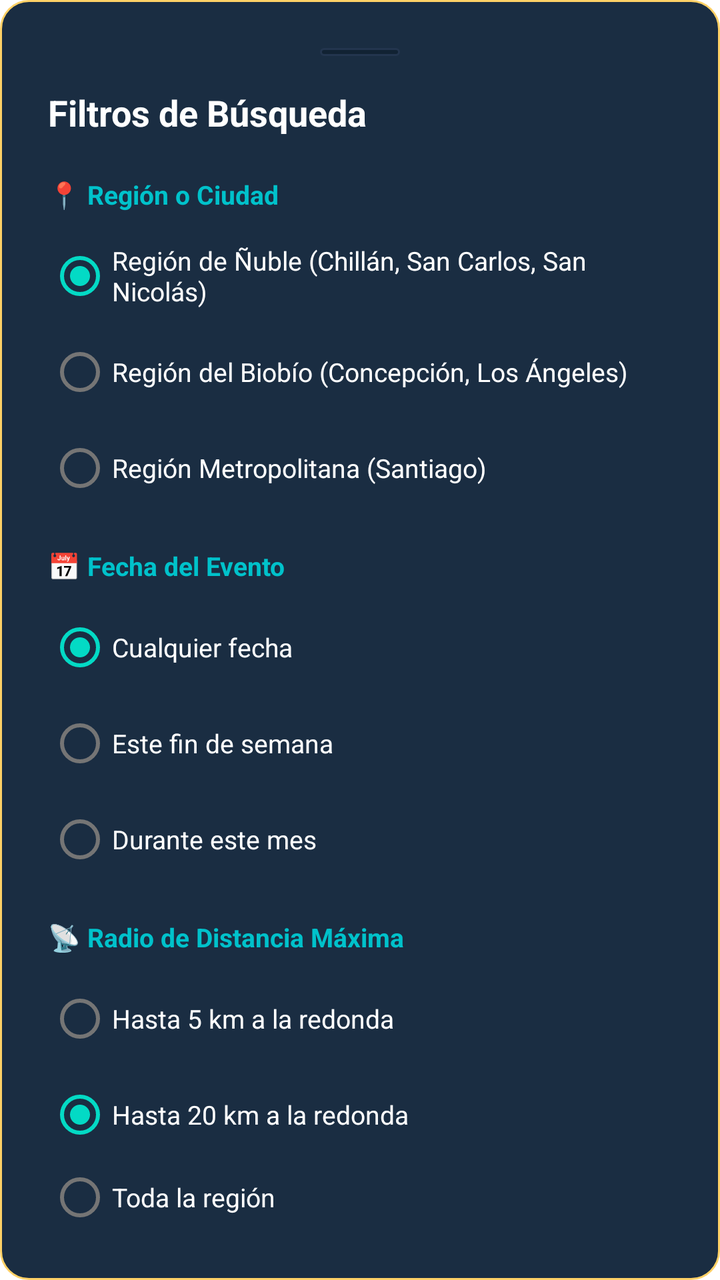
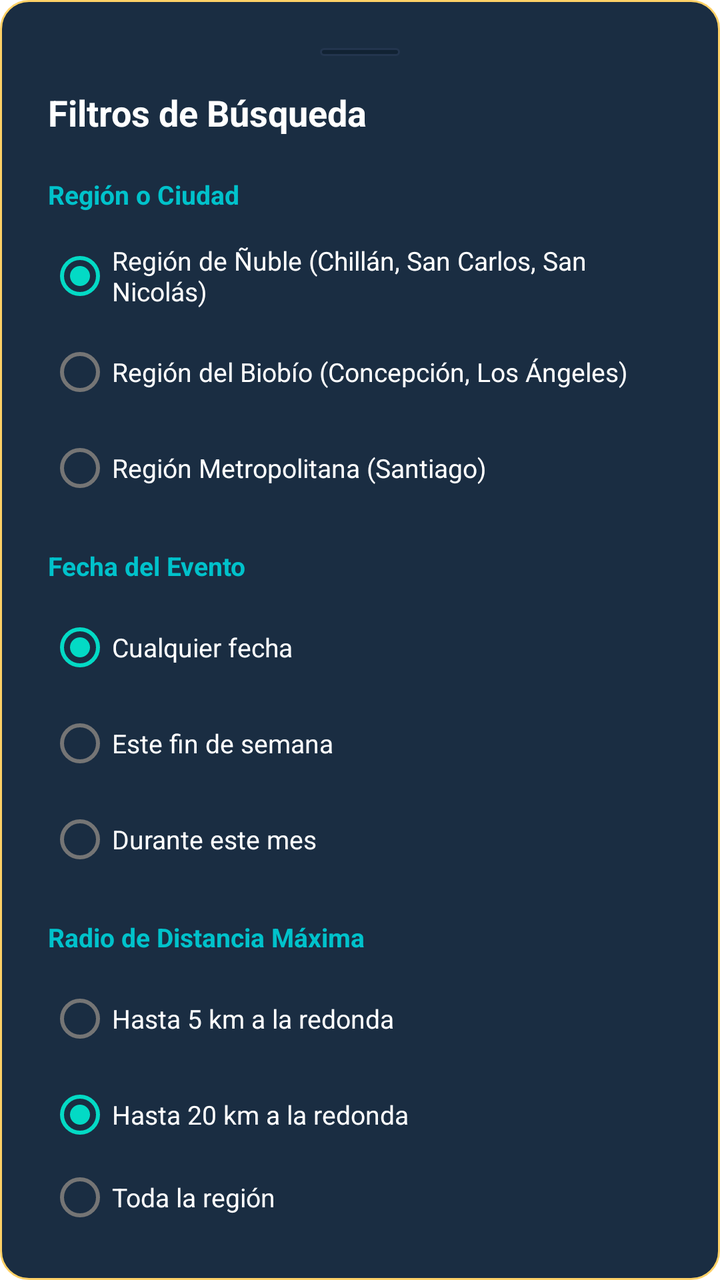

Compare the two renders of this Android layout. The source of the first and the diff that turns it into the second are given below.
<!-- AndroidManifest.xml: application theme Theme.Nexura -->
<!-- res/layout/modal_filtros.xml -->
<?xml version="1.0" encoding="utf-8"?>
<LinearLayout xmlns:android="http://schemas.android.com/apk/res/android"
    xmlns:app="http://schemas.android.com/apk/res-auto"
    android:layout_width="match_parent"
    android:layout_height="wrap_content"
    android:background="@drawable/tarjeta"
    android:orientation="vertical"
    android:padding="24dp">

    
    <View
        android:layout_width="40dp"
        android:layout_height="4dp"
        android:layout_gravity="center_horizontal"
        android:layout_marginBottom="16dp"
        android:background="@drawable/input" />

    <TextView
        android:layout_width="wrap_content"
        android:layout_height="wrap_content"
        android:text="Filtros de Búsqueda"
        android:textColor="@color/text_white"
        android:textSize="18sp"
        android:textStyle="bold" />

    
    <TextView
        android:layout_width="wrap_content"
        android:layout_height="wrap_content"
        android:layout_marginTop="20dp"
        android:text="📍 Región o Ciudad"
        android:textColor="@color/neon_cyan"
        android:textSize="13sp"
        android:textStyle="bold" />

    <RadioGroup
        android:id="@+id/rgRegion"
        android:layout_width="match_parent"
        android:layout_height="wrap_content"
        android:layout_marginTop="8dp">

        <RadioButton
            android:id="@+id/rbRegionNuble"
            android:layout_width="match_parent"
            android:layout_height="wrap_content"
            android:checked="true"
            android:text="Región de Ñuble (Chillán, San Carlos, San Nicolás)"
            android:textColor="@color/text_white"
            android:textSize="13sp" />

        <RadioButton
            android:id="@+id/rbRegionBiobio"
            android:layout_width="match_parent"
            android:layout_height="wrap_content"
            android:text="Región del Biobío (Concepción, Los Ángeles)"
            android:textColor="@color/text_white"
            android:textSize="13sp" />

        <RadioButton
            android:id="@+id/rbRegionMetropolitana"
            android:layout_width="match_parent"
            android:layout_height="wrap_content"
            android:text="Región Metropolitana (Santiago)"
            android:textColor="@color/text_white"
            android:textSize="13sp" />
    </RadioGroup>

    
    <TextView
        android:layout_width="wrap_content"
        android:layout_height="wrap_content"
        android:layout_marginTop="16dp"
        android:text="📅 Fecha del Evento"
        android:textColor="@color/neon_cyan"
        android:textSize="13sp"
        android:textStyle="bold" />

    <RadioGroup
        android:id="@+id/rgFecha"
        android:layout_width="match_parent"
        android:layout_height="wrap_content"
        android:layout_marginTop="8dp">

        <RadioButton
            android:id="@+id/rbFechaCualquiera"
            android:layout_width="match_parent"
            android:layout_height="wrap_content"
            android:checked="true"
            android:text="Cualquier fecha"
            android:textColor="@color/text_white"
            android:textSize="13sp" />

        <RadioButton
            android:id="@+id/rbFechaFinDeSemana"
            android:layout_width="match_parent"
            android:layout_height="wrap_content"
            android:text="Este fin de semana"
            android:textColor="@color/text_white"
            android:textSize="13sp" />

        <RadioButton
            android:id="@+id/rbFechaMes"
            android:layout_width="match_parent"
            android:layout_height="wrap_content"
            android:text="Durante este mes"
            android:textColor="@color/text_white"
            android:textSize="13sp" />
    </RadioGroup>

    
    <TextView
        android:layout_width="wrap_content"
        android:layout_height="wrap_content"
        android:layout_marginTop="16dp"
        android:text="📡 Radio de Distancia Máxima"
        android:textColor="@color/neon_cyan"
        android:textSize="13sp"
        android:textStyle="bold" />

    <RadioGroup
        android:id="@+id/rgDistancia"
        android:layout_width="match_parent"
        android:layout_height="wrap_content"
        android:layout_marginTop="8dp">

        <RadioButton
            android:id="@+id/rbDistancia5k"
            android:layout_width="match_parent"
            android:layout_height="wrap_content"
            android:text="Hasta 5 km a la redonda"
            android:textColor="@color/text_white"
            android:textSize="13sp" />

        <RadioButton
            android:id="@+id/rbDistancia20k"
            android:layout_width="match_parent"
            android:layout_height="wrap_content"
            android:checked="true"
            android:text="Hasta 20 km a la redonda"
            android:textColor="@color/text_white"
            android:textSize="13sp" />

        <RadioButton
            android:id="@+id/rbDistanciaTodo"
            android:layout_width="match_parent"
            android:layout_height="wrap_content"
            android:text="Toda la región"
            android:textColor="@color/text_white"
            android:textSize="13sp" />
    </RadioGroup>

    
    <LinearLayout
        android:layout_width="match_parent"
        android:layout_height="wrap_content"
        android:layout_marginTop="24dp"
        android:orientation="horizontal">

        <androidx.appcompat.widget.AppCompatButton
            android:id="@+id/btnResetFilters"
            android:layout_width="0dp"
            android:layout_height="48dp"
            android:layout_marginEnd="8dp"
            android:layout_weight="1"
            android:background="@drawable/input"
            android:text="Limpiar"
            android:textAllCaps="false"
            android:textColor="@color/text_gray"
            android:textSize="13sp"
            android:textStyle="bold" />

        <androidx.appcompat.widget.AppCompatButton
            android:id="@+id/btnApplyFilters"
            android:layout_width="0dp"
            android:layout_height="48dp"
            android:layout_marginStart="8dp"
            android:layout_weight="2"
            android:background="@drawable/boton_gradiante"
            android:text="Aplicar Filtros"
            android:textAllCaps="false"
            android:textColor="@color/text_white"
            android:textSize="13sp"
            android:textStyle="bold" />
    </LinearLayout>

</LinearLayout>
<!-- resources referenced by this layout -->
<resources>
  <color name="neon_cyan">#00C2CB</color>
  <color name="text_gray">#8D99AE</color>
  <color name="text_white">#FFFFFF</color>
  <!-- drawable boton_gradiante (drawable) -->
  <?xml version="1.0" encoding="utf-8"?>
  <shape xmlns:android="http://schemas.android.com/apk/res/android"
      android:shape="rectangle">
      <gradient
          android:startColor="#00C2CB"
          android:endColor="#7B2CBF"
          android:angle="0" />
      <corners android:radius="24dp" />
  </shape>
  <!-- drawable input (drawable) -->
  <?xml version="1.0" encoding="utf-8"?>
  <shape xmlns:android="http://schemas.android.com/apk/res/android"
      android:shape="rectangle">
      <solid android:color="@color/input_bg" />
      <stroke
          android:width="1dp"
          android:color="#23354E" />
      <corners android:radius="16dp" />
  </shape>
  <!-- drawable tarjeta (drawable) -->
  <?xml version="1.0" encoding="utf-8"?>
  <shape xmlns:android="http://schemas.android.com/apk/res/android"
      android:shape="rectangle">
      <solid android:color="#1A2D42" />
      <stroke android:width="1dp" android:color="@color/trophy_gold" />
      <corners android:radius="14dp" />
  </shape>
  <style name="Theme.Nexura" parent="Theme.MaterialComponents.DayNight.DarkActionBar">
          
          <item name="colorPrimary">@color/purple_500</item>
          <item name="colorPrimaryVariant">@color/purple_700</item>
          <item name="colorOnPrimary">@color/white</item>
          
          <item name="colorSecondary">@color/teal_200</item>
          <item name="colorSecondaryVariant">@color/teal_700</item>
          <item name="colorOnSecondary">@color/black</item>
          
          <item name="android:statusBarColor">?attr/colorPrimaryVariant</item>
          
      </style>
  <color name="input_bg">#112233</color>
  <color name="trophy_gold">#FFD166</color>
  <color name="purple_500">#FF6200EE</color>
  <color name="purple_700">#FF3700B3</color>
  <color name="white">#FFFFFFFF</color>
  <color name="teal_200">#FF03DAC5</color>
  <color name="teal_700">#FF018786</color>
  <color name="black">#FF000000</color>
</resources>

<!-- the commit's change to res/layout/modal_filtros.xml (unified diff, before → after) -->
@@ -7,7 +7,6 @@
     android:orientation="vertical"
     android:padding="24dp">
 
-    
     <View
         android:layout_width="40dp"
         android:layout_height="4dp"
@@ -28,7 +27,7 @@
         android:layout_width="wrap_content"
         android:layout_height="wrap_content"
         android:layout_marginTop="20dp"
-        android:text="📍 Región o Ciudad"
+        android:text="Región o Ciudad"
         android:textColor="@color/neon_cyan"
         android:textSize="13sp"
         android:textStyle="bold" />
@@ -70,7 +69,7 @@
         android:layout_width="wrap_content"
         android:layout_height="wrap_content"
         android:layout_marginTop="16dp"
-        android:text="📅 Fecha del Evento"
+        android:text="Fecha del Evento"
         android:textColor="@color/neon_cyan"
         android:textSize="13sp"
         android:textStyle="bold" />
@@ -112,7 +111,7 @@
         android:layout_width="wrap_content"
         android:layout_height="wrap_content"
         android:layout_marginTop="16dp"
-        android:text="📡 Radio de Distancia Máxima"
+        android:text="Radio de Distancia Máxima"
         android:textColor="@color/neon_cyan"
         android:textSize="13sp"
         android:textStyle="bold" />
